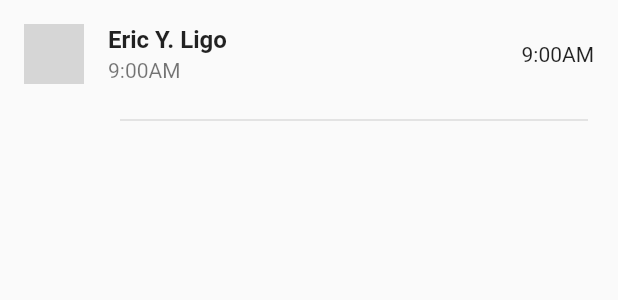
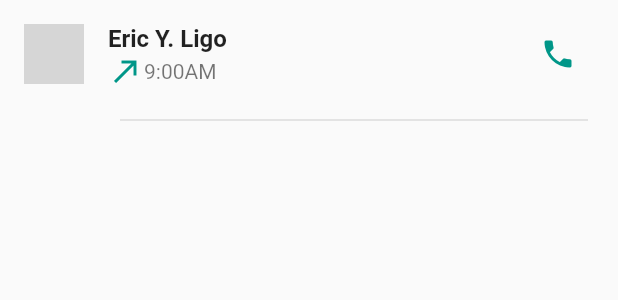
Before and after one commit to ChristianRMorales/DumangasMorales, a Flutter app: the CallCard widget shown alone on an empty page, opened directly with sample values from the repository, on a phone screen of 412 x 824 dp. Shown: the top 300 px of the screen. Run offline on Flutter 3.47's test engine with Material 2 defaults, Android fonts, the phone set to English and light mode, and no system bars; missing offline and left inert: flutter_emoji; network calls fail; grey boxes are pictures that could not be loaded.

Commit message:
modified callCard.dart

```diff
--- a/lib/CustomWidget/callCard.dart
+++ b/lib/CustomWidget/callCard.dart
@@ -19,6 +19,10 @@ class CallCard extends StatelessWidget {
             user.name,
           ),
           subtitle: Row(children: [
+            Icon(
+              Icons.north_east,
+              color: Colors.teal,
+            ),
             SizedBox(
               width: MediaQuery.of(context).size.width * 0.4,
               child: Text(
@@ -27,7 +31,12 @@ class CallCard extends StatelessWidget {
               ),
             ),
           ]),
-          trailing: Text(user.lastCallTime),
+          trailing: IconButton(
+              onPressed: () {},
+              color: Colors.teal,
+              icon: Icon(
+                Icons.phone,
+              )),
         ),
         Padding(
           padding: const EdgeInsets.only(
```
